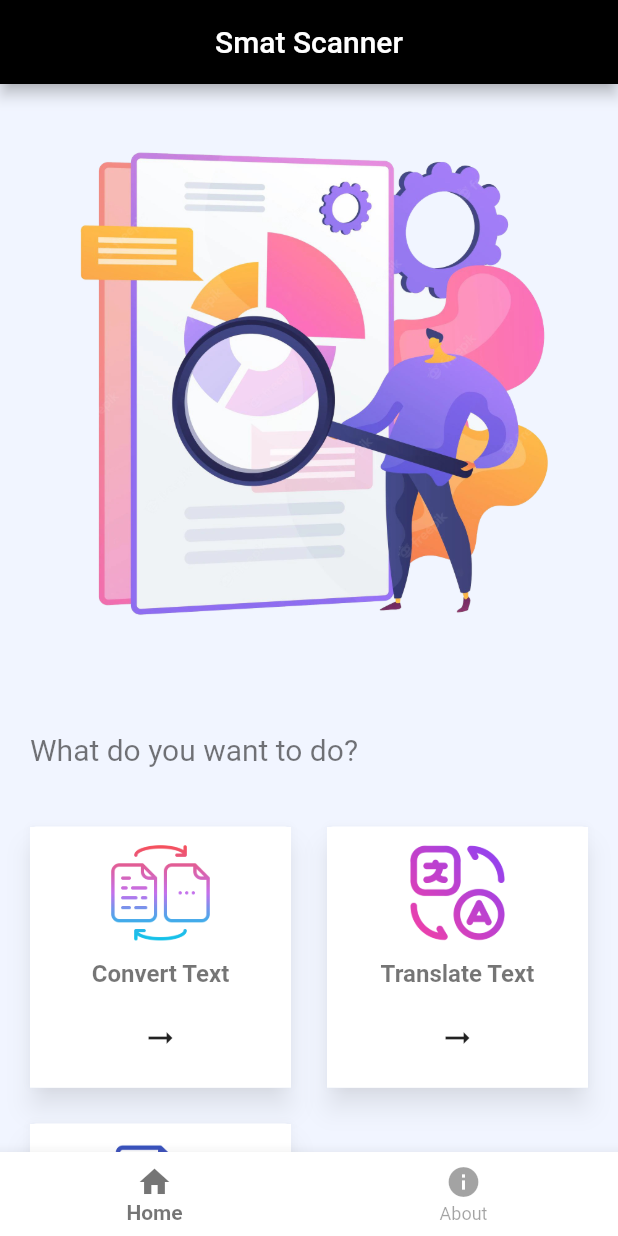
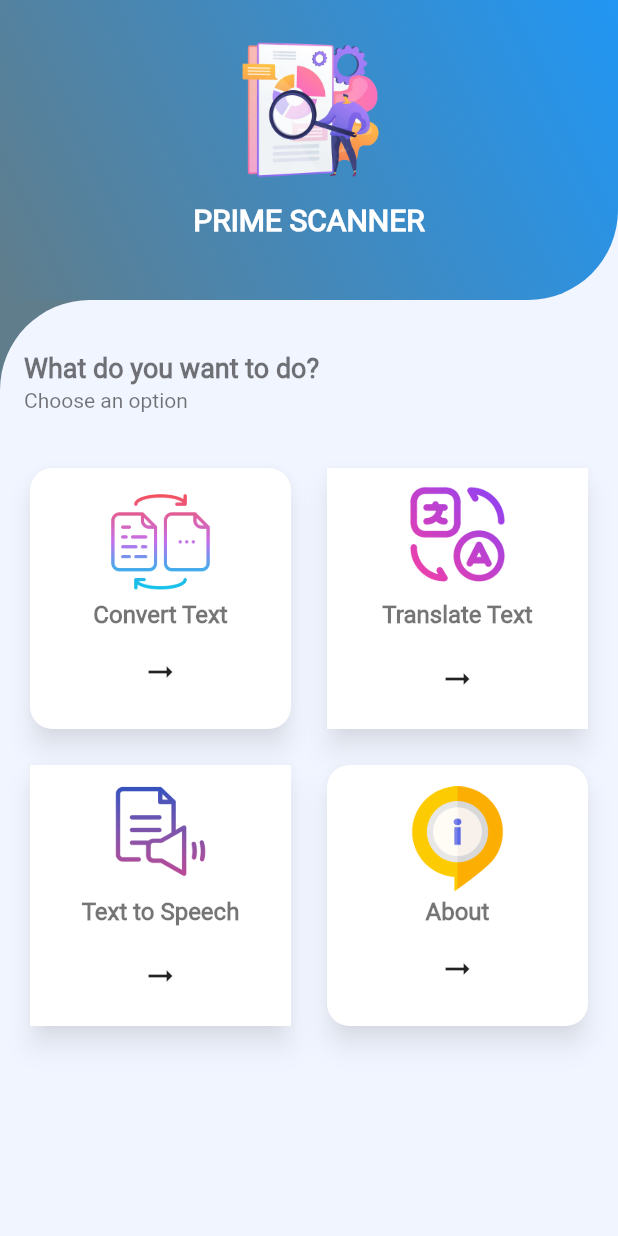
Before and after one commit to prince-cloud/hwrs_app, a Flutter app: the screen it shows after launch, on a phone screen of 412 x 824 dp. Run offline on Flutter 3.47's test engine with Material 2 defaults, Android fonts, the light colour scheme and no system bars; our stand-ins replace assets_audio_player, flutter_speed_dial, image_picker; missing offline and left inert: flutter_downloader.

Commit message:
changed home ui, added laucher icon and launcher screen

```diff
--- a/lib/constants.dart
+++ b/lib/constants.dart
@@ -1,4 +1,4 @@
 import 'package:flutter/material.dart';
 
 Color bgColor = const Color(0xFFf1f5ff);
-Color appBarColor = Colors.black;
+Color appBarColor = Colors.blueGrey;
--- a/lib/main.dart
+++ b/lib/main.dart
@@ -17,8 +17,11 @@ class MyApp extends StatelessWidget {
       title: 'HWRS',
       theme: ThemeData(
         primarySwatch: Colors.blue,
+        fontFamily: 'Roboto',
       ),
-      home: const SplashScreen(),
+      home: const MyHomePage(
+        title: "",
+      ),
     );
   }
 }
--- a/lib/screens/homepage.dart
+++ b/lib/screens/homepage.dart
@@ -4,6 +4,7 @@ import 'dart:ui';
 
 import 'package:flutter/material.dart';
 import 'package:hwrs_app/constants.dart';
+import 'package:hwrs_app/screens/about.dart';
 import 'package:hwrs_app/screens/scan_text.dart';
 import 'package:hwrs_app/screens/text_to_speech.dart';
 import 'package:hwrs_app/screens/translate_text.dart';
@@ -24,18 +25,74 @@ class _MyHomePageState extends State<MyHomePage> {
       backgroundColor: bgColor,
       body: ListView(
         children: [
+          /* Center(
+            child: Image.asset("assets/images/scan_document.png"),
+          ), */
+
+          Container(
+            decoration: const BoxDecoration(
+              borderRadius: BorderRadius.only(
+                bottomRight: Radius.circular(60),
+              ),
+              gradient: LinearGradient(
+                begin: Alignment.topRight,
+                end: Alignment.bottomLeft,
+                colors: [
+                  Colors.blue,
+                  Colors.blueGrey,
+                ],
+              ),
+              //color: Colors.black,
+            ),
+            height: 200,
+            child: Column(
+              children: [
+                const SizedBox(
+                  height: 15,
+                ),
                 Center(
-            child: Image.asset("assets/images/scan_document.png"),
+                  child: Image.asset(
+                    "assets/images/scan_document.png",
+                    height: 120,
                   ),
-          const Padding(
-            padding: EdgeInsets.all(20),
-            child: Text(
+                ),
+                const Text(
+                  "PRIME SCANNER",
+                  style: TextStyle(
+                    color: Colors.white,
+                    fontWeight: FontWeight.bold,
+                    fontSize: 20,
+                  ),
+                ),
+              ],
+            ),
+          ),
+          Container(
+            width: 50,
+            color: Colors.blueGrey,
+            child: Container(
+              decoration: BoxDecoration(
+                borderRadius: const BorderRadius.only(
+                  topLeft: Radius.circular(60),
+                ),
+                color: bgColor,
+              ),
+              width: MediaQuery.of(context).size.width,
+              child: Column(
+                children: [
+                  const SizedBox(
+                    height: 20,
+                  ),
+                  const ListTile(
+                    title: Text(
                       "What do you want to do?",
                       style: TextStyle(
-                fontSize: 20,
+                        fontSize: 18,
                         color: Colors.black54,
+                        fontWeight: FontWeight.bold,
                       ),
                     ),
+                    subtitle: Text("Choose an option"),
                   ),
                   Container(
                     padding: const EdgeInsets.all(8),
@@ -58,17 +115,15 @@ class _MyHomePageState extends State<MyHomePage> {
                             child: Card(
                               elevation: 7,
                               shadowColor: const Color.fromARGB(110, 0, 0, 0),
-                      child: ClipRect(
-                        child: BackdropFilter(
-                          filter: ImageFilter.blur(sigmaX: 10.0, sigmaY: 10.0),
+                              shape: RoundedRectangleBorder(
+                                borderRadius: BorderRadius.circular(15.0),
+                              ),
                               child: Container(
-                            width: 140.0,
-                            height: 180.0,
-                            decoration: const BoxDecoration(
-                              color: Colors.white,
-                            ),
+                                height: 160,
+                                padding: const EdgeInsets.all(10),
                                 child: Column(
-                              mainAxisAlignment: MainAxisAlignment.spaceEvenly,
+                                  mainAxisAlignment:
+                                      MainAxisAlignment.spaceEvenly,
                                   crossAxisAlignment: CrossAxisAlignment.center,
                                   children: [
                                     Image.asset(
@@ -94,11 +149,11 @@ class _MyHomePageState extends State<MyHomePage> {
                                           ),
                                         );
                                       },
-                                  icon: const Icon(Icons.arrow_right_alt_sharp),
+                                      icon: const Icon(
+                                        Icons.arrow_right_alt_sharp,
+                                      ),
                                     ),
                                   ],
-                            ),
-                          ),
                                 ),
                               ),
                             ),
@@ -120,7 +175,8 @@ class _MyHomePageState extends State<MyHomePage> {
                               shadowColor: const Color.fromARGB(110, 0, 0, 0),
                               child: ClipRect(
                                 child: BackdropFilter(
-                          filter: ImageFilter.blur(sigmaX: 10.0, sigmaY: 10.0),
+                                  filter: ImageFilter.blur(
+                                      sigmaX: 10.0, sigmaY: 10.0),
                                   child: Container(
                                     width: 130.0,
                                     height: 160.0,
@@ -128,8 +184,10 @@ class _MyHomePageState extends State<MyHomePage> {
                                       color: Colors.white,
                                     ),
                                     child: Column(
-                              mainAxisAlignment: MainAxisAlignment.spaceEvenly,
-                              crossAxisAlignment: CrossAxisAlignment.center,
+                                      mainAxisAlignment:
+                                          MainAxisAlignment.spaceEvenly,
+                                      crossAxisAlignment:
+                                          CrossAxisAlignment.center,
                                       children: [
                                         Image.asset(
                                           "assets/images/translate.png",
@@ -157,7 +215,8 @@ class _MyHomePageState extends State<MyHomePage> {
                                           /* icon: SvgPicture.asset(
                                     "assets/icons/right_arrow.svg",
                                   ), */
-                                  icon: const Icon(Icons.arrow_right_alt_sharp),
+                                          icon: const Icon(
+                                              Icons.arrow_right_alt_sharp),
                                         ),
                                       ],
                                     ),
@@ -183,7 +242,8 @@ class _MyHomePageState extends State<MyHomePage> {
                               shadowColor: const Color.fromARGB(110, 0, 0, 0),
                               child: ClipRect(
                                 child: BackdropFilter(
-                          filter: ImageFilter.blur(sigmaX: 10.0, sigmaY: 10.0),
+                                  filter: ImageFilter.blur(
+                                      sigmaX: 10.0, sigmaY: 10.0),
                                   child: Container(
                                     width: 130.0,
                                     height: 160.0,
@@ -191,8 +251,10 @@ class _MyHomePageState extends State<MyHomePage> {
                                       color: Colors.white,
                                     ),
                                     child: Column(
-                              mainAxisAlignment: MainAxisAlignment.spaceEvenly,
-                              crossAxisAlignment: CrossAxisAlignment.center,
+                                      mainAxisAlignment:
+                                          MainAxisAlignment.spaceEvenly,
+                                      crossAxisAlignment:
+                                          CrossAxisAlignment.center,
                                       children: [
                                         Image.asset(
                                           "assets/images/text-to-speech.png",
@@ -220,7 +282,8 @@ class _MyHomePageState extends State<MyHomePage> {
                                           /* icon: SvgPicture.asset(
                                     "assets/icons/right_arrow.svg",
                                   ), */
-                                  icon: const Icon(Icons.arrow_right_alt_sharp),
+                                          icon: const Icon(
+                                              Icons.arrow_right_alt_sharp),
                                         ),
                                       ],
                                     ),
@@ -230,34 +293,38 @@ class _MyHomePageState extends State<MyHomePage> {
                             ),
                           ),
                         ),
-
-                /*   InkWell(
-                  onTap: () {},
+                        InkWell(
+                          onTap: () {
+                            Navigator.push(
+                              context,
+                              MaterialPageRoute(
+                                builder: (context) => const About(),
+                              ),
+                            );
+                          },
                           child: Padding(
                             padding: const EdgeInsets.all(8.0),
                             child: Card(
                               elevation: 7,
                               shadowColor: const Color.fromARGB(110, 0, 0, 0),
-                      child: ClipRect(
-                        child: BackdropFilter(
-                          filter: ImageFilter.blur(sigmaX: 10.0, sigmaY: 10.0),
+                              shape: RoundedRectangleBorder(
+                                borderRadius: BorderRadius.circular(15.0),
+                              ),
                               child: Container(
-                            width: 130.0,
-                            height: 160.0,
-                            decoration: const BoxDecoration(
-                              color: Colors.white,
-                            ),
+                                height: 160,
+                                padding: const EdgeInsets.all(10),
                                 child: Column(
-                              mainAxisAlignment: MainAxisAlignment.spaceEvenly,
+                                  mainAxisAlignment:
+                                      MainAxisAlignment.spaceEvenly,
                                   crossAxisAlignment: CrossAxisAlignment.center,
                                   children: [
                                     Image.asset(
-                                  "assets/images/history.png",
+                                      "assets/images/information.png",
                                       height: 70,
                                       width: 70,
                                     ),
                                     const Text(
-                                  "History",
+                                      "About",
                                       style: TextStyle(
                                         color: Colors.black54,
                                         fontWeight: FontWeight.bold,
@@ -265,11 +332,17 @@ class _MyHomePageState extends State<MyHomePage> {
                                       ),
                                     ),
                                     IconButton(
-                                  onPressed: () {},
-                                  /* icon: SvgPicture.asset(
-                                    "assets/icons/right_arrow.svg",
-                                  ), */
-                                  icon: const Icon(Icons.arrow_right_alt_sharp),
+                                      onPressed: () {
+                                        Navigator.push(
+                                          context,
+                                          MaterialPageRoute(
+                                            builder: (context) => const About(),
+                                          ),
+                                        );
+                                      },
+                                      icon: const Icon(
+                                        Icons.arrow_right_alt_sharp,
+                                      ),
                                     ),
                                   ],
                                 ),
@@ -277,10 +350,11 @@ class _MyHomePageState extends State<MyHomePage> {
                             ),
                           ),
                         ),
+                      ],
                     ),
                   ),
-               */
                 ],
+              ),
             ),
           ),
         ],
--- a/lib/screens/splash_screen.dart
+++ b/lib/screens/splash_screen.dart
@@ -34,10 +34,10 @@ class _SplashScreenState extends State<SplashScreen> {
       backgroundColor: bgColor,
       appBar: AppBar(
         backgroundColor: Colors.black,
-        title: const Center(child: Text("Smat Scanner")),
+        //title: const Center(child: Text("Smat Scanner")),
       ),
       body: pages[currentIndex],
-      bottomNavigationBar: BottomNavigationBar(
+      /* bottomNavigationBar: BottomNavigationBar(
         currentIndex: currentIndex,
         onTap: onTap,
         selectedItemColor: Colors.black54,
@@ -59,7 +59,7 @@ class _SplashScreenState extends State<SplashScreen> {
               //icon: SvgPicture.asset("assets/icons/home2.svg"),
               ),
         ],
-      ),
+      ), */
       //floatingActionButton: customCartButtom(context),
     );
   }
```
Also changed, not shown: lib/screens/about.dart (+67 -6 lines), pubspec.yaml (+5 -5 lines), assets/fonts/Roboto-Regular.ttf (added), assets/images/information.png (added), 13 other files. Lines whose indentation alone changed are shown as unchanged.
